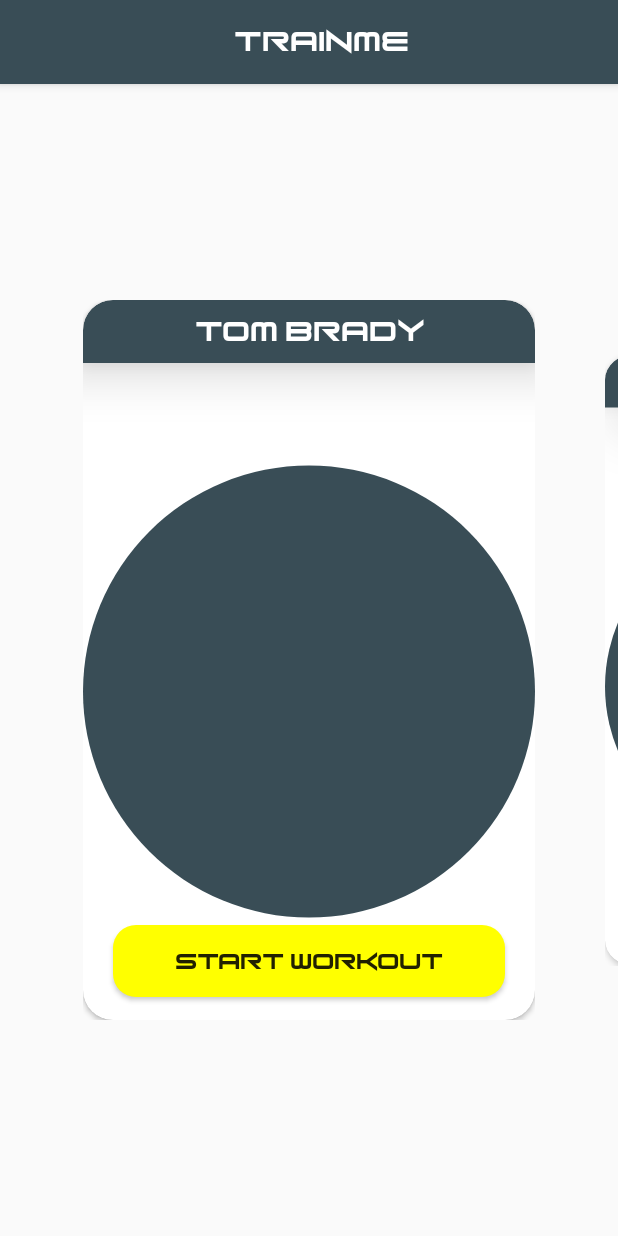
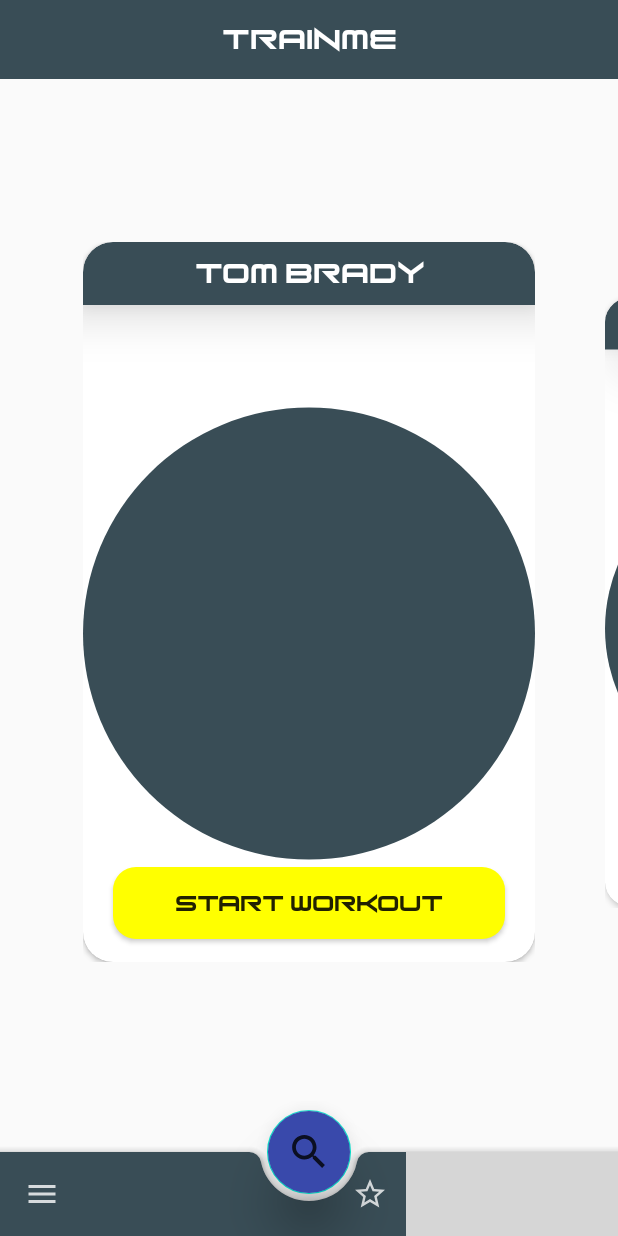
Before and after one commit to BinyaminRobbins/TrainMe, an Android app: the _Page3_SelectWorkout screen opened directly, with no data from a screen before it, on a phone screen of 412 x 824 dp. Run offline under Robolectric (Android 15) with nearby library versions, the light colour scheme and no system bars; libraries missing offline, so code that uses them is left out: com.makeramen.roundedimageview; plain views replace RoundedImageView; Roboto replaces fonts that are not available here; 3 statements that could not run were skipped; grey boxes are pictures that could not be loaded.

Commit message:
Added Menu Items to BottomNavBar

```diff
--- a/app/build.gradle
+++ b/app/build.gradle
@@ -5,7 +5,7 @@ android {
     buildToolsVersion "29.0.2"
     defaultConfig {
         applicationId "com.binyamin.trainme"
-        minSdkVersion 16
+        minSdkVersion 21
         targetSdkVersion 29
         versionCode 1
         versionName "1.0"
@@ -40,5 +40,4 @@ dependencies {
     implementation 'com.google.android.material:material:1.0.0'
 
 
-
 }
--- a/app/src/main/AndroidManifest.xml
+++ b/app/src/main/AndroidManifest.xml
@@ -11,8 +11,7 @@
         android:roundIcon="@mipmap/ic_launcher_round"
         android:supportsRtl="true"
         android:theme="@style/AppTheme">
-        <activity android:name="._Page3_SelectWorkout" android:label="@string/app_name">
-        </activity>
+        <activity android:name="._Page3_SelectWorkout" android:label="@string/app_name"/>
         <activity android:name="._Page2_UserDetails" />
         <activity android:name=".Athlete" />
         <activity android:name=".Select_A_Workout" />
--- a/app/src/main/java/com/binyamin/trainme/_Page3_SelectWorkout.java
+++ b/app/src/main/java/com/binyamin/trainme/_Page3_SelectWorkout.java
@@ -1,7 +1,6 @@
 package com.binyamin.trainme;
 
 import androidx.annotation.NonNull;
-import androidx.appcompat.app.ActionBar;
 import androidx.appcompat.app.AppCompatActivity;
 import androidx.appcompat.widget.Toolbar;
 import androidx.viewpager2.widget.CompositePageTransformer;
@@ -11,22 +10,21 @@ import androidx.viewpager2.widget.ViewPager2;
 import android.content.Intent;
 import android.os.Bundle;
 import android.os.Handler;
-import android.util.Log;
+import android.view.Menu;
+import android.view.MenuInflater;
+import android.view.MenuItem;
 import android.view.View;
 import android.widget.Toast;
 
+import com.google.android.material.bottomappbar.BottomAppBar;
+
 import java.util.ArrayList;
 import java.util.List;
-
-import static android.view.View.SYSTEM_UI_FLAG_LAYOUT_HIDE_NAVIGATION;
-import static android.view.View.SYSTEM_UI_FLAG_LAYOUT_STABLE;
 
 public class _Page3_SelectWorkout extends AppCompatActivity {
     private ViewPager2 viewPager2;
     private Handler sliderHandler = new Handler();
     int backButtonCount;
-    Toolbar toolbar;
-
 
     @Override
     protected void onCreate(Bundle savedInstanceState) {
@@ -67,11 +65,25 @@ public class _Page3_SelectWorkout extends AppCompatActivity {
                 sliderHandler.postDelayed(sliderRunnable,3000);
             }
         });
-        backButtonCount= 0;
+        backButtonCount = 0;
 
-        toolbar = findViewById(R.id.toolbar);
-        setSupportActionBar(toolbar);
+        BottomAppBar bottomAppBar = findViewById(R.id.bar);
+        bottomAppBar.replaceMenu(R.menu.bottom_navbar_menu);
+        setSupportActionBar(bottomAppBar);
+        bottomAppBar.setOnMenuItemClickListener(new Toolbar.OnMenuItemClickListener() {
+            @Override
+            public boolean onMenuItemClick(MenuItem item) {
+                return true;
+            }
+        });
 
+
+    }
+    @Override
+    public boolean onCreateOptionsMenu(Menu menu) {
+        MenuInflater inflater = getMenuInflater();
+        inflater.inflate(R.menu.bottom_navbar_menu, menu);
+        return true;
     }
     private Runnable sliderRunnable = new Runnable() {
         @Override
--- /dev/null
+++ b/app/src/main/res/drawable-anydpi/ic_action_favorites.xml
@@ -0,0 +1,11 @@
+<vector xmlns:android="http://schemas.android.com/apk/res/android"
+    android:width="24dp"
+    android:height="24dp"
+    android:viewportWidth="24"
+    android:viewportHeight="24"
+    android:tint="#FFFFFF"
+    android:alpha="0.8">
+    <path
+        android:fillColor="#FF000000"
+        android:pathData="M22,9.24l-7.19,-0.62L12,2 9.19,8.63 2,9.24l5.46,4.73L5.82,21 12,17.27 18.18,21l-1.63,-7.03L22,9.24zM12,15.4l-3.76,2.27 1,-4.28 -3.32,-2.88 4.38,-0.38L12,6.1l1.71,4.04 4.38,0.38 -3.32,2.88 1,4.28L12,15.4z"/>
+</vector>
--- /dev/null
+++ b/app/src/main/res/drawable-anydpi/ic_action_search.xml
@@ -0,0 +1,14 @@
+<vector xmlns:android="http://schemas.android.com/apk/res/android"
+    android:width="24dp"
+    android:height="24dp"
+    android:viewportWidth="19.2"
+    android:viewportHeight="19.2"
+    android:tint="#FFFFFF"
+    android:alpha="0.8">
+  <group android:translateX="-2.4"
+      android:translateY="-2.4">
+      <path
+          android:fillColor="#FF000000"
+          android:pathData="M15.5,14h-0.79l-0.28,-0.27C15.41,12.59 16,11.11 16,9.5 16,5.91 13.09,3 9.5,3S3,5.91 3,9.5 5.91,16 9.5,16c1.61,0 3.09,-0.59 4.23,-1.57l0.27,0.28v0.79l5,4.99L20.49,19l-4.99,-5zM9.5,14C7.01,14 5,11.99 5,9.5S7.01,5 9.5,5 14,7.01 14,9.5 11.99,14 9.5,14z"/>
+  </group>
+</vector>
--- a/app/src/main/res/layout/_2_toolbar.xml
+++ /dev/null
@@ -1,24 +0,0 @@
-<?xml version="1.0" encoding="utf-8"?>
-<androidx.appcompat.widget.Toolbar xmlns:android="http://schemas.android.com/apk/res/android"
-    android:layout_width="match_parent"
-    android:layout_height="wrap_content"
-    android:background="@color/colorPrimaryDark"
-    android:elevation="4dp"
-    android:layout_gravity="center_horizontal"
-    android:foregroundGravity="center"
-    android:layout_centerInParent="true"
-    android:layout_centerHorizontal="true"
-    android:theme="@style/ThemeOverlay.AppCompat.Dark.ActionBar"
-    >
-
-    <TextView
-        android:layout_width="match_parent"
-        android:layout_height="match_parent"
-        android:text="@string/app_name"
-        android:textSize="20sp"
-        android:fontFamily="@font/font_fox"
-        android:textColor="#fff"
-        android:gravity="center"
-        android:foregroundGravity="center"/>
-
-</androidx.appcompat.widget.Toolbar>
--- a/app/src/main/res/layout/_3_activity_select_workout.xml
+++ b/app/src/main/res/layout/_3_activity_select_workout.xml
@@ -4,24 +4,79 @@
     xmlns:tools="http://schemas.android.com/tools"
     android:layout_width="match_parent"
     android:layout_height="match_parent"
-    tools:context="._Page3_SelectWorkout">
+    tools:context="._Page3_SelectWorkout"
+    android:theme="@style/AppTheme2">
 
-    <include
-        android:id="@+id/toolbar"
-        layout="@layout/_2_toolbar"
-        />
+    <TextView
+        android:id="@+id/textViewAppName"
+        android:layout_width="match_parent"
+        android:layout_height="wrap_content"
+        android:background="@color/colorPrimaryDark"
+        android:fontFamily="@font/font_fox"
+        android:gravity="center"
+        android:padding="15dp"
+        android:text="@string/app_name"
+        android:textColor="#fff"
+        android:textSize="20sp"
+        app:layout_constraintBottom_toBottomOf="parent"
+        app:layout_constraintEnd_toEndOf="parent"
+        app:layout_constraintStart_toStartOf="parent"
+        app:layout_constraintTop_toTopOf="parent"
+        app:layout_constraintVertical_bias="0.0" />
+
 
     <androidx.viewpager2.widget.ViewPager2
         android:id="@+id/ImageSlider"
         android:layout_width="match_parent"
         android:layout_height="480dp"
+        android:layout_marginTop="15dp"
         android:paddingStart="55dp"
         android:paddingEnd="55dp"
+        app:layout_constraintBottom_toTopOf="@+id/conLayout"
+        app:layout_constraintEnd_toEndOf="parent"
+        app:layout_constraintStart_toStartOf="parent"
+        app:layout_constraintTop_toBottomOf="@+id/textViewAppName" />
+
+    <androidx.coordinatorlayout.widget.CoordinatorLayout
+        android:id="@+id/conLayout"
+        android:layout_width="match_parent"
+        android:layout_height="90dp"
+        android:orientation="vertical"
+        android:theme="@style/AppTheme2"
         app:layout_constraintBottom_toBottomOf="parent"
         app:layout_constraintEnd_toEndOf="parent"
         app:layout_constraintStart_toStartOf="parent"
-        app:layout_constraintTop_toBottomOf="@+id/toolbar"
-       />
+        app:layout_constraintTop_toTopOf="parent"
+        app:layout_constraintVertical_bias="1.0">
+
+        <com.google.android.material.bottomappbar.BottomAppBar
+            android:id="@+id/bar"
+            style="@style/AppTheme2"
+            android:layout_width="match_parent"
+            android:layout_height="wrap_content"
+            android:layout_gravity="bottom"
+            android:backgroundTint="@color/colorPrimaryDark"
+            android:gravity="center"
+            android:theme="@style/AppTheme2"
+            app:fabAlignmentMode="center"
+            app:menu="@menu/bottom_navbar_menu"
+            app:navigationIcon="@drawable/ic_action_settings" />
+
+
+        <com.google.android.material.floatingactionbutton.FloatingActionButton
+            android:id="@+id/fab"
+            android:layout_width="wrap_content"
+            android:layout_height="wrap_content"
+            android:layout_gravity="center"
+            android:src="@drawable/ic_action_search"
+           android:backgroundTint="@color/colorAccentBlue"
+            app:elevation="20dp"
+            app:fabSize="auto"
+            app:layout_anchor="@id/bar"
+            app:layout_anchorGravity="center" />
+    </androidx.coordinatorlayout.widget.CoordinatorLayout>
+
+
 
 
 
--- /dev/null
+++ b/app/src/main/res/layout/bottom_nav_bar_3_.xml
@@ -0,0 +1,35 @@
+<?xml version="1.0" encoding="utf-8"?>
+<androidx.coordinatorlayout.widget.CoordinatorLayout xmlns:android="http://schemas.android.com/apk/res/android"
+    xmlns:app="http://schemas.android.com/apk/res-auto"
+    android:orientation="vertical"
+    android:layout_width="match_parent"
+    android:layout_height="match_parent"
+    android:theme="@style/AppTheme2"
+    >
+        <com.google.android.material.bottomappbar.BottomAppBar
+            android:id="@+id/bar"
+            android:layout_width="match_parent"
+            android:layout_height="55dp"
+            android:layout_gravity="bottom"
+            android:background="@color/colorPrimaryDark"
+            android:backgroundTint="@color/colorPrimaryDark"
+            android:gravity="center"
+            app:fabAlignmentMode="center"
+            app:menu="@menu/bottom_navbar_menu"
+            app:navigationIcon="@drawable/ic_action_settings"
+            />
+
+
+        <com.google.android.material.floatingactionbutton.FloatingActionButton
+            android:id="@+id/fab"
+            android:layout_width="wrap_content"
+            android:layout_height="wrap_content"
+            android:layout_gravity="center"
+            android:tint="@android:color/white"
+            android:backgroundTint="@color/colorAccentBlue"
+            android:src="@drawable/ic_action_search"
+            app:elevation="20dp"
+            app:fabSize="auto"
+            app:layout_anchor="@id/bar"
+            app:layout_anchorGravity="center"/>
+    </androidx.coordinatorlayout.widget.CoordinatorLayout>
--- /dev/null
+++ b/app/src/main/res/layout/menu_items.xml
@@ -0,0 +1,9 @@
+<?xml version="1.0" encoding="utf-8"?>
+<ImageView xmlns:android="http://schemas.android.com/apk/res/android"
+    android:layout_width="wrap_content"
+    android:layout_height="wrap_content"
+    android:paddingEnd="25dp"
+    android:paddingStart="20dp"
+    android:src="@drawable/ic_action_workouts">
+
+</ImageView>
--- /dev/null
+++ b/app/src/main/res/menu/bottom_navbar_menu.xml
@@ -0,0 +1,21 @@
+<?xml version="1.0" encoding="utf-8"?>
+<menu xmlns:android="http://schemas.android.com/apk/res/android"
+    xmlns:app="http://schemas.android.com/apk/res-auto"
+
+    >
+    <item
+        android:id="@+id/favorites"
+        android:icon="@drawable/ic_action_favorites"
+        android:title="Favorites"
+        app:showAsAction="always"
+        />
+
+    <item
+        android:id="@+id/Workouts"
+        android:icon="@drawable/ic_action_workouts"
+        android:title="All Workouts"
+        app:actionLayout="@layout/menu_items"
+
+        app:showAsAction="always"/>
+
+</menu>
--- a/app/src/main/res/values/colors.xml
+++ b/app/src/main/res/values/colors.xml
@@ -3,4 +3,6 @@
     <color name="colorPrimary">#b0bec5</color>
     <color name="colorPrimaryDark">#394d56</color>
     <color name="colorAccent">#D81B60</color>
+    <color name="colorAccentBlue">#3949AB</color>
+
 </resources>
--- a/app/src/main/res/values/styles.xml
+++ b/app/src/main/res/values/styles.xml
@@ -8,6 +8,6 @@
         <item name="colorAccent">@color/colorAccent</item>
     </style>
 
-
+    <style name="AppTheme2" parent="Theme.MaterialComponents.Light.NoActionBar"/>
 
 </resources>
```
Also changed, not shown: app/src/main/res/drawable-hdpi/ic_action_favorites.png (added), app/src/main/res/drawable-hdpi/ic_action_search.png (added), app/src/main/res/drawable-mdpi/ic_action_favorites.png (added), app/src/main/res/drawable-mdpi/ic_action_search.png (added), app/src/main/res/drawable-xhdpi/ic_action_favorites.png (added), app/src/main/res/drawable-xhdpi/ic_action_search.png (added), app/src/main/res/drawable-xxhdpi/ic_action_favorites.png (added), app/src/main/res/drawable-xxhdpi/ic_action_search.png (added).
